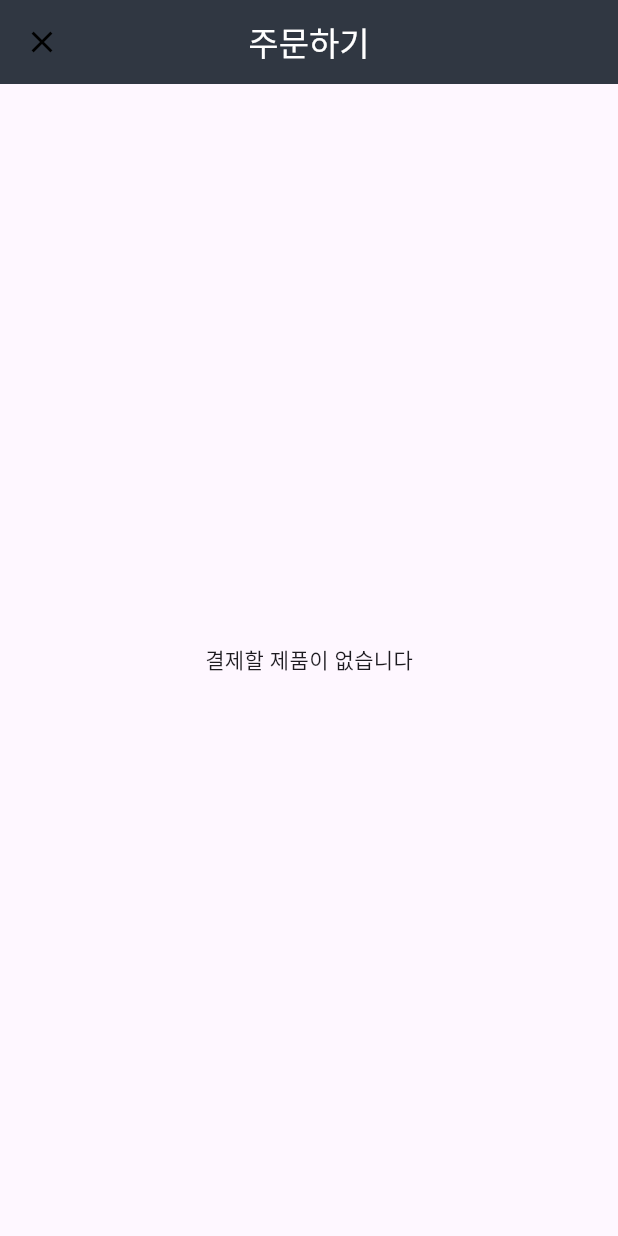
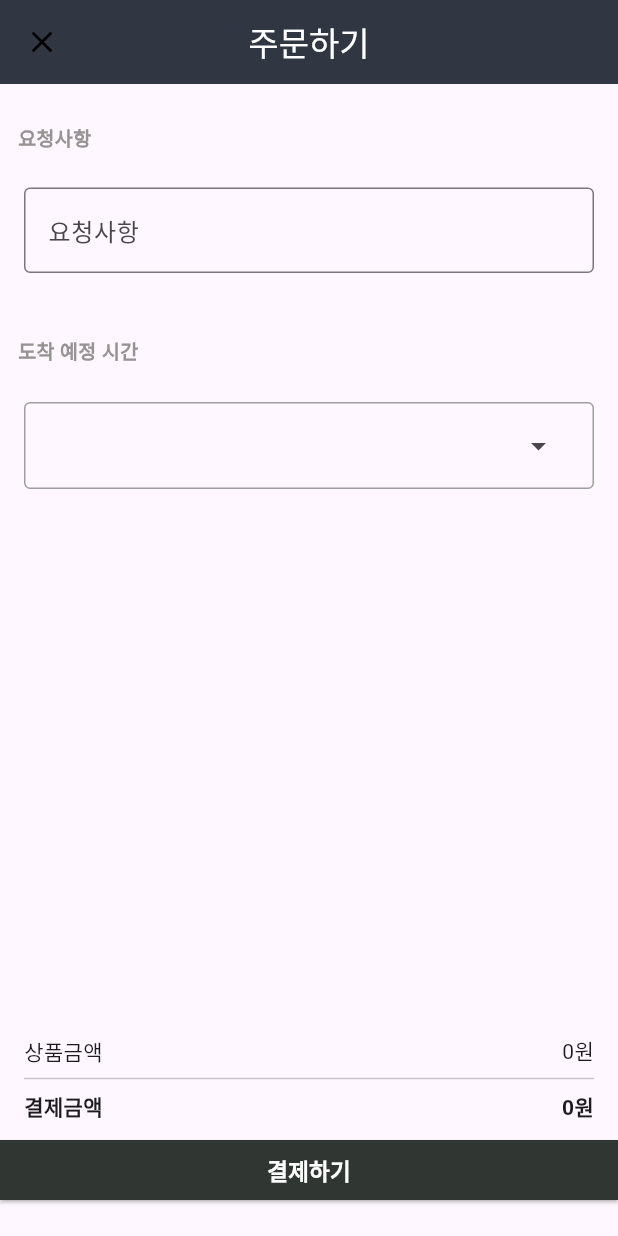
Before and after one commit to jhm991231/preorder, a Flutter app: the OrderScreen screen opened by its route, on a phone screen of 412 x 824 dp. Run offline on Flutter 3.47's test engine with Material 2 defaults, Android fonts, the phone set to English and light mode, and no system bars; our stand-ins replace cloud_firestore, firebase_auth, firebase_core, firebase_storage, flutter_riverpod, freezed_annotation and 3 more; missing offline and left inert: dart:ffi; accounts and stored records are empty.

Commit message:
feat: 익현 order_screen 오류 해결 완료

```diff
--- a/lib/body/cart.dart
+++ b/lib/body/cart.dart
@@ -191,7 +191,7 @@ class _CartScreenState extends State<CartScreen> {
   Widget _totalAmountSection(List<Map<String, dynamic>> cartItems) {
     var totalAmount = 0.0;
     cartItems.forEach((item) {
-      totalAmount += item['itemPrice'] * item['quantity'];
+      totalAmount += (item['itemPrice'] * item['quantity']);
     });
 
     String totalAmountString = totalAmount
--- a/lib/body/order_screen.dart
+++ b/lib/body/order_screen.dart
@@ -16,6 +16,9 @@ class OrderScreen extends StatefulWidget {
 
 class _OrderScreenState extends State<OrderScreen> {
   late Future<List<Map<String, dynamic>>> cartItemsFuture;
+  List<Map<String, dynamic>> cartItems = [];
+
+  bool isLoading = true; // 로딩 상태를 추적하는 변수
 
   TextEditingController _specialRequestController = TextEditingController();
   int _selectedTime = 1; // Default time
@@ -23,12 +26,24 @@ class _OrderScreenState extends State<OrderScreen> {
   @override
   void initState() {
     super.initState();
-    cartItemsFuture = fetchCartItems(widget.userId);
+    fetchCartItems(widget.userId).then((items) {
+      setState(() {
+        cartItems = items;
+        isLoading = false; // 데이터 로딩 완료
+      });
+    }).catchError((error) {
+      // 에러 처리
+      print('장바구니 데이터 로딩 중 오류 발생: $error');
+      setState(() {
+        isLoading = false;
+      });
+    });
   }
 
   @override
   Widget build(BuildContext context) {
     return Scaffold(
+      resizeToAvoidBottomInset: true,
       appBar: AppBar(
         backgroundColor: const Color(0xff303742),
         leading: IconButton(
@@ -41,18 +56,9 @@ class _OrderScreenState extends State<OrderScreen> {
         ),
         centerTitle: true,
       ),
-      body: FutureBuilder<List<Map<String, dynamic>>>(
-        future: cartItemsFuture,
-        builder: (context, snapshot) {
-          if (snapshot.connectionState == ConnectionState.waiting) {
-            return const Center(child: CircularProgressIndicator());
-          } else if (snapshot.hasError) {
-            return Center(child: Text('오류가 발생했습니다: ${snapshot.error}'));
-          } else if (!snapshot.hasData || snapshot.data!.isEmpty) {
-            return const Center(child: Text('결제할 제품이 없습니다'));
-          } else {
-            List<Map<String, dynamic>> cartItems = snapshot.data!;
-            return Column(
+      body: isLoading
+          ? const Center(child: CircularProgressIndicator())
+          : Column(
               children: [
                 ListView.builder(
                   shrinkWrap: true,
@@ -62,17 +68,26 @@ class _OrderScreenState extends State<OrderScreen> {
                     return _buildCartItem(item);
                   },
                 ),
-                const SizedBox(height: 18,),
+                const SizedBox(
+                  height: 18,
+                ),
                 _specialRequestsSection(),
-                const SizedBox(height: 18,),
+                const SizedBox(
+                  height: 18,
+                ),
                 _arrivalTimeSelectionSection(),
                 const Spacer(),
-                _totalAmountSection(cartItems),
-                _purchaseButton(),
               ],
-            );
-          }
-        },
+            ),
+      bottomNavigationBar: Container(
+        padding: const EdgeInsets.only(bottom: 20),
+        child: Column(
+          mainAxisSize: MainAxisSize.min,
+          children: [
+            _totalAmountSection(cartItems),
+            _purchaseButton(),
+          ],
+        ),
       ),
     );
   }
@@ -94,7 +109,7 @@ class _OrderScreenState extends State<OrderScreen> {
     // 상품 옵션을 위젯으로 변환합니다.
     var optionsWidgets = (item['options'] as List<Map<String, dynamic>>)
         .map((option) => Text(
-        '${option['optionName'] ?? ''}: ${option['optionPrice'] ?? ''}원'))
+            '${option['optionName'] ?? ''}: ${option['optionPrice'] ?? ''}원'))
         .toList();
 
     return Padding(
@@ -155,7 +170,7 @@ class _OrderScreenState extends State<OrderScreen> {
     var totalAmount = 0.0;
 
     for (var item in cartItems) {
-      totalAmount += item['productPrice'] ?? 0;
+      totalAmount += item['itemPrice'] ?? 0;
     }
 
     String totalAmountString = totalAmount
@@ -197,8 +212,8 @@ class _OrderScreenState extends State<OrderScreen> {
               borderRadius: BorderRadius.zero,
             )),
         onPressed: () async {
-
-          bool orderProcessed = await processOrder(widget.userId, _selectedTime);
+          bool orderProcessed =
+              await processOrder(widget.userId, _selectedTime);
 
           // 여기서 processOrder는 Future<bool>을 반환하고, 주문 처리가 성공했는지 여부를 알려줍니다.
           if (orderProcessed) {
@@ -214,7 +229,11 @@ class _OrderScreenState extends State<OrderScreen> {
             );
           }
         },
-        child: const Text('결제하기', style: TextStyle(color: Colors.white, fontSize: 15, fontWeight: FontWeight.bold)),
+        child: const Text('결제하기',
+            style: TextStyle(
+                color: Colors.white,
+                fontSize: 15,
+                fontWeight: FontWeight.bold)),
       ),
     );
   }
@@ -264,7 +283,8 @@ class _OrderScreenState extends State<OrderScreen> {
           child: ListTile(
             //title: Text('도착 예상 시간: $_selectedTime 분 후'),
             shape: RoundedRectangleBorder(
-              side: const BorderSide(color: Colors.grey, width: 1.0), // 경계선의 색상과 두께를 설정
+              side: const BorderSide(color: Colors.grey, width: 1.0),
+              // 경계선의 색상과 두께를 설정
               borderRadius: BorderRadius.circular(4.0), // 모서리의 둥글기를 설정
             ),
             trailing: const Icon(Icons.arrow_drop_down),
```
